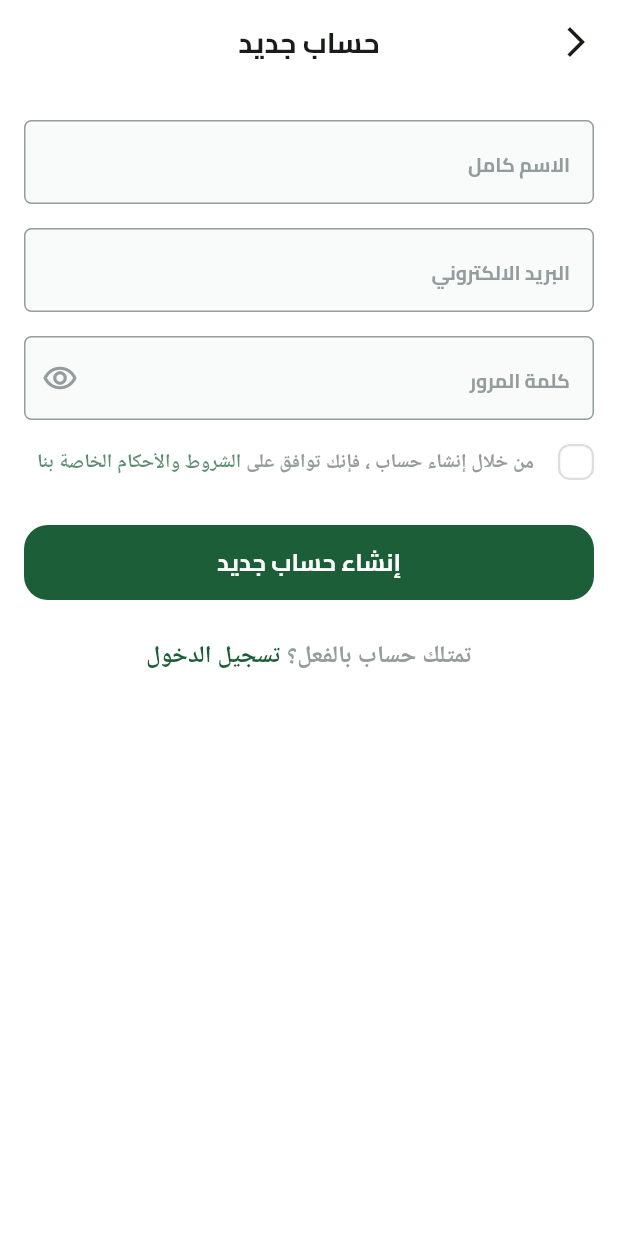
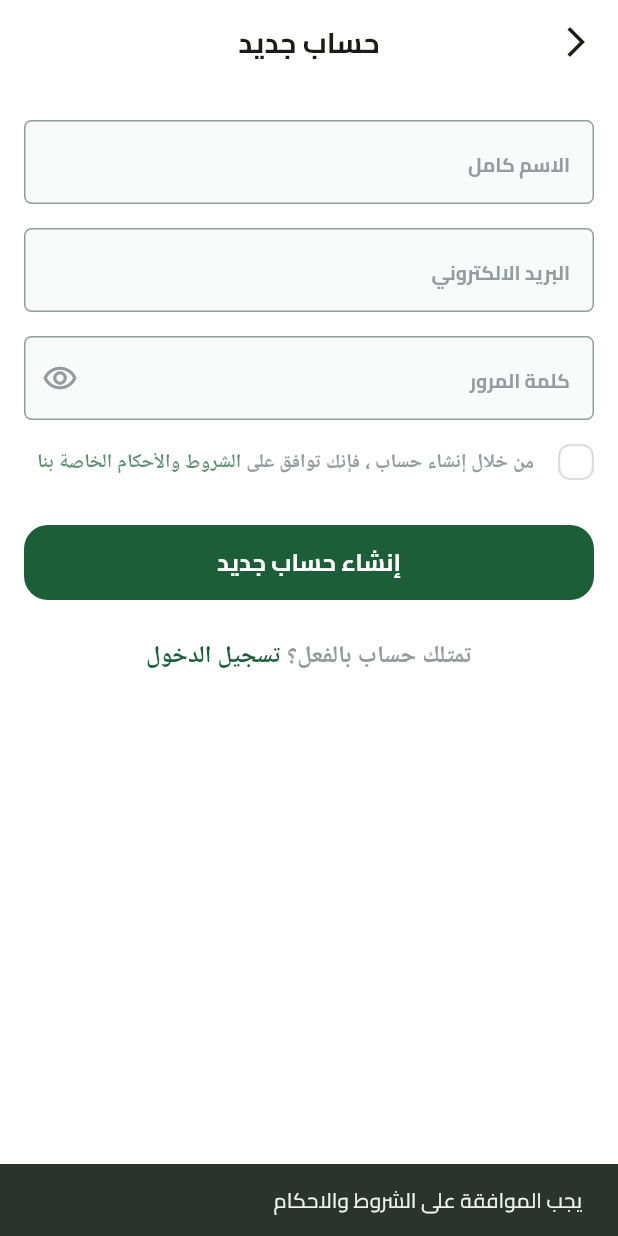
Before and after one commit to mostafamo7amed/Fruits-App, a Flutter app: the SignupView screen opened by its route, after a tap on "إنشاء حساب جديد", on a phone screen of 412 x 824 dp. Run offline on Flutter 3.47's test engine with Material 3 defaults, Android fonts, the phone set to English and light mode, and no system bars; drawn by our look-alikes of modal_progress_hud_nsn; our stand-ins replace bloc, dartz, dots_indicator, firebase_auth, firebase_core, flutter_bloc and 3 more; accounts and stored records are empty; generated files the repository leaves out were written again.

```diff
--- /dev/null
+++ b/lib/core/error/exception.dart
@@ -0,0 +1,5 @@
+class CustomException implements Exception {
+  final String message;
+
+  CustomException(this.message);
+}
--- /dev/null
+++ b/lib/core/error/failure.dart
@@ -0,0 +1,8 @@
+class Failure {
+  final String message;
+  Failure(this.message);
+}
+
+class ServerFailure extends Failure {
+  ServerFailure(super.message);
+}
--- /dev/null
+++ b/lib/core/helper_functions/snack_bar.dart
@@ -0,0 +1,9 @@
+import 'package:flutter/material.dart';
+
+void showSnackBar(BuildContext context, message) {
+  ScaffoldMessenger.of(context).showSnackBar(
+    SnackBar(
+      content: Text(message),
+    ),
+  );
+}
--- /dev/null
+++ b/lib/core/services/git_it_services.dart
@@ -0,0 +1,12 @@
+import 'package:fruits/features/auth/data/repos/auth_repo_impl.dart';
+import 'package:fruits/features/auth/domain/repos/auth_repo.dart';
+import 'package:get_it/get_it.dart';
+
+import 'firebase_auth_services.dart';
+
+final GetIt getIt = GetIt.instance;
+
+void setupGitIt() {
+  getIt.registerSingleton<FirebaseAuthServices>(FirebaseAuthServices());
+  getIt.registerSingleton<AuthRepo>(AuthRepoImpl(firebaseAuthServices: getIt<FirebaseAuthServices>()));
+}
--- a/lib/core/utils/widgets/custom_text_form_field.dart
+++ b/lib/core/utils/widgets/custom_text_form_field.dart
@@ -5,11 +5,13 @@ import '../app_manager/app_styles.dart';
 
 class CustomTextFormField extends StatelessWidget {
   const CustomTextFormField(
-      {super.key, required this.controller, this.suffixIcon, this.hintText, this.validator, this.keyboardType});
-  final TextEditingController controller;
+      {super.key, this.suffixIcon, this.hintText, this.validator, this.keyboardType, this.onSaved,  this.obscureText = false});
   final Widget? suffixIcon;
   final String? hintText;
   final TextInputType? keyboardType;
+  final bool obscureText;
+
+  final void Function(String?)? onSaved;
 
   final String? Function(String?)? validator;
   @override
@@ -18,8 +20,9 @@ class CustomTextFormField extends StatelessWidget {
       width: double.infinity,
       height: 56,
       child: TextFormField(
+        obscureText: obscureText,
+        onSaved: onSaved,
         validator: validator,
-        controller: controller,
         keyboardType: keyboardType,
         decoration: InputDecoration(
           suffixIcon: suffixIcon,
--- /dev/null
+++ b/lib/features/auth/domain/entities/auth_entity.dart
@@ -0,0 +1,6 @@
+class AuthEntity {
+  final String? userId;
+  final String? name;
+  final String? email;
+  AuthEntity(this.userId,this.email, this.name);
+}
--- /dev/null
+++ b/lib/features/auth/domain/repos/auth_repo.dart
@@ -0,0 +1,8 @@
+import 'package:dartz/dartz.dart';
+import 'package:fruits/core/error/failure.dart';
+import 'package:fruits/features/auth/domain/entities/auth_entity.dart';
+
+abstract class AuthRepo {
+  Future<Either<Failure, AuthEntity>> loginWithEmailAndPassword({required String email, required String password});
+  Future<Either<Failure, AuthEntity>> createUserWithEmailAndPassword({required String uid, required String name, required String email, required String password});
+}
--- /dev/null
+++ b/lib/features/auth/presentation/cubits/auth_state.dart
@@ -0,0 +1,18 @@
+part of 'auth_cubit.dart';
+
+@immutable
+sealed class AuthState {}
+
+final class AuthInitial extends AuthState {}
+
+final class AuthLoading extends AuthState {}
+
+final class AuthSuccess extends AuthState {
+  final AuthEntity authEntity;
+  AuthSuccess(this.authEntity);
+}
+
+final class AuthError extends AuthState {
+  final String message;
+  AuthError(this.message);
+}
--- a/lib/features/auth/presentation/view/signup_view.dart
+++ b/lib/features/auth/presentation/view/signup_view.dart
@@ -1,32 +1,66 @@
 import 'package:flutter/gestures.dart';
 import 'package:flutter/material.dart';
+import 'package:flutter_bloc/flutter_bloc.dart';
+import 'package:fruits/core/services/git_it_services.dart';
 import 'package:fruits/core/utils/widgets/custom_text_form_field.dart';
+import 'package:fruits/features/auth/domain/repos/auth_repo.dart';
 import 'package:fruits/features/auth/presentation/view/widgets/terms_and_conditions.dart';
+import 'package:modal_progress_hud_nsn/modal_progress_hud_nsn.dart';
 
+import '../../../../core/helper_functions/snack_bar.dart';
 import '../../../../core/utils/app_manager/app_colors.dart';
 import '../../../../core/utils/app_manager/app_styles.dart';
 import '../../../../core/utils/widgets/build_app_bar.dart';
 import '../../../../core/utils/widgets/custom_button.dart';
+import '../cubits/auth_cubit.dart';
 
-class SignupView extends StatelessWidget {
+class SignupView extends StatefulWidget {
   const SignupView({super.key});
+
   static const routeName = 'signup';
 
   @override
+  State<SignupView> createState() => _SignupViewState();
+}
+
+class _SignupViewState extends State<SignupView> {
+  final _formKey = GlobalKey<FormState>();
+  AutovalidateMode autoValidateMode = AutovalidateMode.disabled;
+  late String name, email, password;
+  bool isTermsChecked = false;
+
+  @override
   Widget build(BuildContext context) {
-    return Scaffold(
+    return BlocProvider(
+      create: (context) => AuthCubit(getIt<AuthRepo>()),
+      child: Scaffold(
         appBar: buildAppBar(context, title: 'حساب جديد', showBackButton: true),
-        body: SingleChildScrollView(
+        body: BlocConsumer<AuthCubit, AuthState>(
+          listener: (context, state) {
+            if (state is AuthSuccess) {}
+            if (state is AuthError) {
+              showSnackBar(context, state.message);
+            }
+          },
+          builder: (context, state) {
+            return ModalProgressHUD(
+              inAsyncCall: state is AuthLoading ? true : false,
+              child: SingleChildScrollView(
                 physics: BouncingScrollPhysics(),
                 child: Padding(
                   padding: const EdgeInsets.symmetric(horizontal: 16.0),
+                  child: Form(
+                    key: _formKey,
+                    autovalidateMode: autoValidateMode,
                     child: Column(
                       children: [
                         SizedBox(
                           height: 24,
                         ),
                         CustomTextFormField(
-                  controller: TextEditingController(),
+                          onSaved: (value) {
+                            name = value!;
+                          },
                           hintText: 'الاسم كامل',
                           keyboardType: TextInputType.text,
                         ),
@@ -34,34 +68,47 @@ class SignupView extends StatelessWidget {
                           height: 16,
                         ),
                         CustomTextFormField(
-                  controller: TextEditingController(),
+                          onSaved: (value) {
+                            email = value!;
+                          },
                           hintText: 'البريد الالكتروني',
                           keyboardType: TextInputType.emailAddress,
                         ),
                         SizedBox(
                           height: 16,
                         ),
-                CustomTextFormField(
-                  controller: TextEditingController(),
-                  hintText: 'كلمة المرور',
-                  keyboardType: TextInputType.visiblePassword,
-                  suffixIcon: IconButton(
-                    icon: Icon(Icons.remove_red_eye_outlined),
-                    color: AppColor.lightGrayColor,
-                    onPressed: () {},
-                  ),
+                        CustomPasswordFormField(
+                          onSaved: (value) {
+                            password = value!;
+                          },
                         ),
                         SizedBox(
                           height: 16,
                         ),
-                TermsAndConditions(),
+                        TermsAndConditions(isChecked: (value) {
+                          isTermsChecked = value;
+                        }),
                         SizedBox(
                           height: 30,
                         ),
                         CustomButton(
                           text: 'إنشاء حساب جديد',
                           onPressed: () {
-
+                            if (_formKey.currentState!.validate()) {
+                              _formKey.currentState!.save();
+                              autoValidateMode = AutovalidateMode.disabled;
+                              if (isTermsChecked) {
+                                context
+                                    .read<AuthCubit>()
+                                    .createUserWithEmailAndPassword(
+                                        email: email, password: password);
+                              } else {
+                                showSnackBar(context,
+                                    'يجب الموافقة على الشروط والاحكام');
+                              }
+                            } else {
+                              autoValidateMode = AutovalidateMode.always;
+                            }
                           },
                         ),
                         SizedBox(
@@ -70,12 +117,13 @@ class SignupView extends StatelessWidget {
                         Text.rich(
                           TextSpan(
                             text: 'تمتلك حساب بالفعل؟ ',
-                    style: Styles.semiBold16.copyWith(color: AppColor.lightGrayColor),
+                            style: Styles.semiBold16
+                                .copyWith(color: AppColor.lightGrayColor),
                             children: <TextSpan>[
                               TextSpan(
                                 text: 'تسجيل الدخول',
-                        style: Styles.semiBold16.copyWith(
-                            color: AppColor.primaryColor),
+                                style: Styles.semiBold16
+                                    .copyWith(color: AppColor.primaryColor),
                                 recognizer: TapGestureRecognizer()
                                   ..onTap = () {
                                     Navigator.pop(context);
@@ -87,6 +135,49 @@ class SignupView extends StatelessWidget {
                       ],
                     ),
                   ),
-        ));
+                ),
+              ),
+            );
+          },
+        ),
+      ),
+    );
   }
 }
+
+class CustomPasswordFormField extends StatefulWidget {
+  const CustomPasswordFormField({
+    super.key,
+    required this.onSaved,
+  });
+  final ValueChanged<String?> onSaved;
+
+  @override
+  State<CustomPasswordFormField> createState() =>
+      _CustomPasswordFormFieldState();
+}
+
+class _CustomPasswordFormFieldState extends State<CustomPasswordFormField> {
+  bool isObscure = true;
+  @override
+  Widget build(BuildContext context) {
+    return CustomTextFormField(
+      obscureText: isObscure,
+      onSaved: (value) {
+        widget.onSaved(value!);
+        setState(() {});
+      },
+      hintText: 'كلمة المرور',
+      keyboardType: TextInputType.visiblePassword,
+      suffixIcon: IconButton(
+        icon: Icon(
+            !isObscure ? Icons.visibility_off : Icons.remove_red_eye_outlined),
+        color: AppColor.lightGrayColor,
+        onPressed: () {
+          isObscure = !isObscure;
+          setState(() {});
+        },
+      ),
+    );
+  }
+}
--- a/lib/features/auth/presentation/view/widgets/terms_and_conditions.dart
+++ b/lib/features/auth/presentation/view/widgets/terms_and_conditions.dart
@@ -1,14 +1,14 @@
 import 'package:flutter/gestures.dart';
 import 'package:flutter/material.dart';
-import 'package:flutter_svg/flutter_svg.dart';
-import 'package:fruits/core/utils/app_manager/app_assets.dart';
 import 'package:fruits/core/utils/app_manager/app_colors.dart';
 import 'package:fruits/core/utils/app_manager/app_styles.dart';
 
 import 'custom_check_box.dart';
 
 class TermsAndConditions extends StatefulWidget {
-  const TermsAndConditions({super.key});
+  const TermsAndConditions({super.key, required this.isChecked});
+
+  final ValueChanged<bool> isChecked;
 
   @override
   State<TermsAndConditions> createState() => _TermsAndConditionsState();
@@ -25,6 +25,7 @@ class _TermsAndConditionsState extends State<TermsAndConditions> {
           onChecked: (value) {
             setState(() {
               termsAccepted = value;
+              widget.isChecked(value);
             });
           },
         ),
--- a/lib/main.dart
+++ b/lib/main.dart
@@ -1,10 +1,13 @@
+import 'package:bloc/bloc.dart';
 import 'package:firebase_core/firebase_core.dart';
 import 'package:flutter/material.dart';
 import 'package:flutter_localizations/flutter_localizations.dart';
 import 'package:fruits/core/helper_functions/on_generate_routes.dart';
 import 'package:fruits/core/services/app_references.dart';
+import 'package:fruits/core/services/git_it_services.dart';
 import 'package:fruits/core/utils/app_manager/app_colors.dart';
 
+import 'core/services/custom_bloc_observer.dart';
 import 'features/splash/presentation/view/splash_view.dart';
 import 'firebase_options.dart';
 import 'generated/l10n.dart';
@@ -15,6 +18,8 @@ void main() async {
     options: DefaultFirebaseOptions.currentPlatform,
   );
    await AppReference.init();
+   setupGitIt();
+  Bloc.observer = CustomBlocObserver();
   runApp(const Fruits());
 }
 
--- a/pubspec.yaml
+++ b/pubspec.yaml
@@ -40,6 +40,12 @@ dependencies:
   dots_indicator: ^3.0.0
   shared_preferences: ^2.3.4
   firebase_core: ^3.9.0
+  dartz: ^0.10.1
+  get_it: ^8.0.3
+  firebase_auth: ^5.3.4
+  bloc: ^8.1.4
+  modal_progress_hud_nsn: ^0.5.1
+  flutter_bloc: ^8.1.6
 
 
 dev_dependencies:
```
Also changed, not shown: lib/core/services/custom_bloc_observer.dart (added, +21 -0 lines), lib/core/services/firebase_auth_services.dart (added, +36 -0 lines), lib/features/auth/data/models/auth_model.dart (added, +16 -0 lines), lib/features/auth/data/repos/auth_repo_impl.dart (added, +34 -0 lines), lib/features/auth/presentation/cubits/auth_cubit.dart (added, +30 -0 lines), lib/features/auth/presentation/view/login_view.dart (+4 -3 lines), pubspec.lock, 5 other files. Lines whose indentation alone changed are shown as unchanged.
